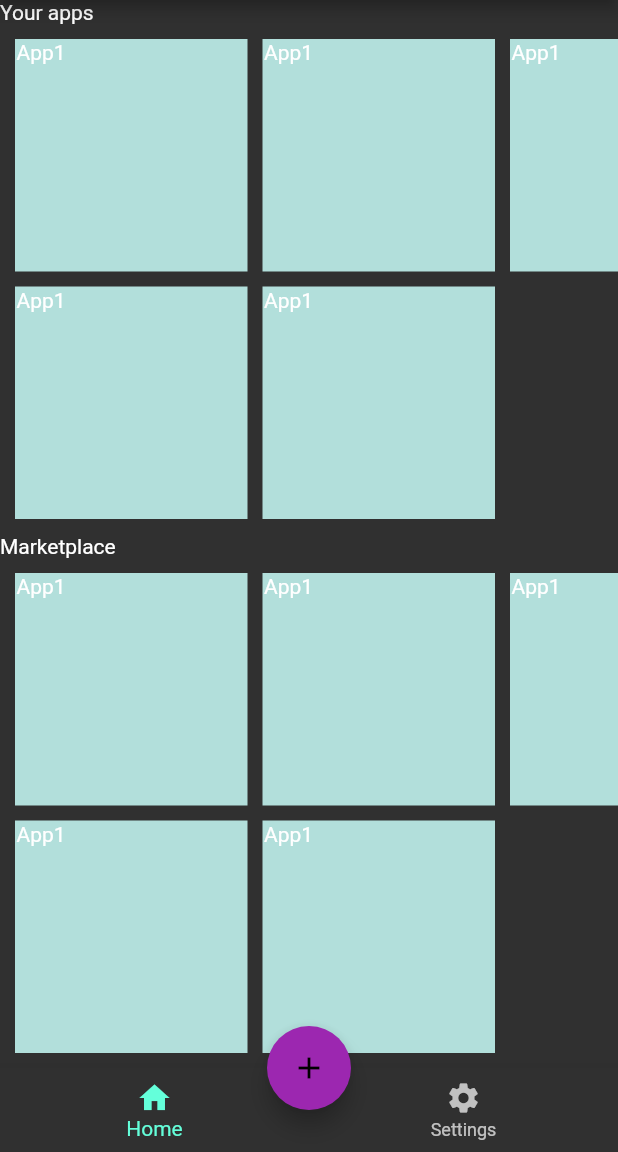
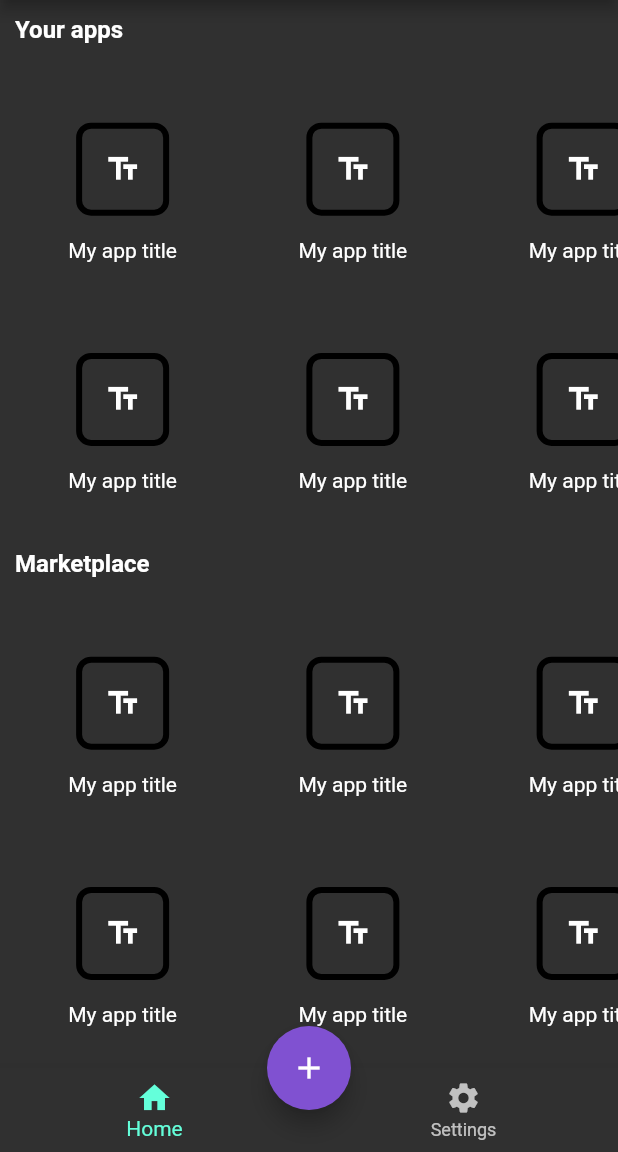
Before and after one commit to Kitenite/ai_flow_flutter, a Flutter app: the screen it shows after launch, on a phone screen of 412 x 824 dp, the part 84-1236 px from its top. Run offline on Flutter 3.47's test engine with Material 2 defaults, Android fonts, the phone set to English and light mode, and no system bars; our stand-ins replace camera, video_player.

Commit message:
Add applet selector

```diff
--- a/lib/home.dart
+++ b/lib/home.dart
@@ -27,26 +27,28 @@ class _HomePageState extends State<HomePage> {
       body: Column(
         children: const <Widget>[
           Expanded(
-            child: SelectAppGridView(
+            child: SelectAppletGridView(
               title: "Your apps",
-              apps: [
-                "App1",
-                "App1",
-                "App1",
-                "App1",
-                "App1",
+              applets: [
+                "My app title",
+                "My app title",
+                "My app title",
+                "My app title",
+                "My app title",
+                "My app title",
               ],
             ),
           ),
           Expanded(
-            child: SelectAppGridView(
+            child: SelectAppletGridView(
               title: "Marketplace",
-              apps: [
-                "App1",
-                "App1",
-                "App1",
-                "App1",
-                "App1",
+              applets: [
+                "My app title",
+                "My app title",
+                "My app title",
+                "My app title",
+                "My app title",
+                "My app title",
               ],
             ),
           ),
@@ -55,12 +57,13 @@ class _HomePageState extends State<HomePage> {
       floatingActionButtonLocation: FloatingActionButtonLocation.centerDocked,
       floatingActionButton: FloatingActionButton(
         onPressed: () {
-          // Add your onPressed code here!
+          // Nav to creation screen
         },
-        backgroundColor: Colors.purple,
+        backgroundColor: Color.fromARGB(255, 128, 81, 209),
+        foregroundColor: Colors.white,
         child: const Icon(Icons.add),
       ),
-      bottomNavigationBar: BottomNavigationBar(items: [
+      bottomNavigationBar: BottomNavigationBar(items: const [
         BottomNavigationBarItem(
           label: "Home",
           icon: Icon(Icons.home),
@@ -74,15 +77,15 @@ class _HomePageState extends State<HomePage> {
   }
 }
 
-class SelectAppGridView extends StatelessWidget {
-  const SelectAppGridView({
+class SelectAppletGridView extends StatelessWidget {
+  const SelectAppletGridView({
     super.key,
     required this.title,
-    required this.apps,
+    required this.applets,
   });
 
   final String title;
-  final List<String> apps;
+  final List<String> applets;
 
   @override
   Widget build(BuildContext context) {
@@ -90,7 +93,16 @@ class SelectAppGridView extends StatelessWidget {
       children: [
         Align(
           alignment: Alignment.centerLeft,
-          child: Text(title),
+          child: Container(
+            padding: const EdgeInsets.all(10.0),
+            child: Text(
+              title,
+              style: const TextStyle(
+                fontSize: 16,
+                fontWeight: FontWeight.bold,
+              ),
+            ),
+          ),
         ),
         Expanded(
           child: GridView.count(
@@ -100,12 +112,7 @@ class SelectAppGridView extends StatelessWidget {
             crossAxisSpacing: 10,
             padding: const EdgeInsets.all(10.0),
             children: <Widget>[
-              for (var app in apps)
-                Container(
-                  padding: const EdgeInsets.all(1),
-                  color: Colors.teal[100],
-                  child: Text(app),
-                ),
+              for (var app in applets) AppletIcon(app: app),
             ],
           ),
         ),
@@ -113,3 +120,46 @@ class SelectAppGridView extends StatelessWidget {
     );
   }
 }
+
+class AppletIcon extends StatelessWidget {
+  const AppletIcon({
+    super.key,
+    required this.app,
+  });
+
+  final String app;
+
+  @override
+  Widget build(BuildContext context) {
+    return InkWell(
+      onTap: () {
+        // Nav to applet
+      },
+      child: Center(
+        child: Column(
+          mainAxisAlignment: MainAxisAlignment.center,
+          crossAxisAlignment: CrossAxisAlignment.center,
+          children: [
+            Container(
+              margin: const EdgeInsets.all(15.0),
+              padding: const EdgeInsets.all(15.0),
+              decoration: BoxDecoration(
+                border: Border.all(
+                  width: 4.0,
+                ), //Border.all
+                /*** The BorderRadius widget  is here ***/
+                borderRadius: const BorderRadius.all(
+                  Radius.circular(10),
+                ),
+              ),
+              child: const Icon(
+                Icons.text_fields_sharp,
+              ),
+            ),
+            Text(app),
+          ],
+        ),
+      ),
+    );
+  }
+}
```
